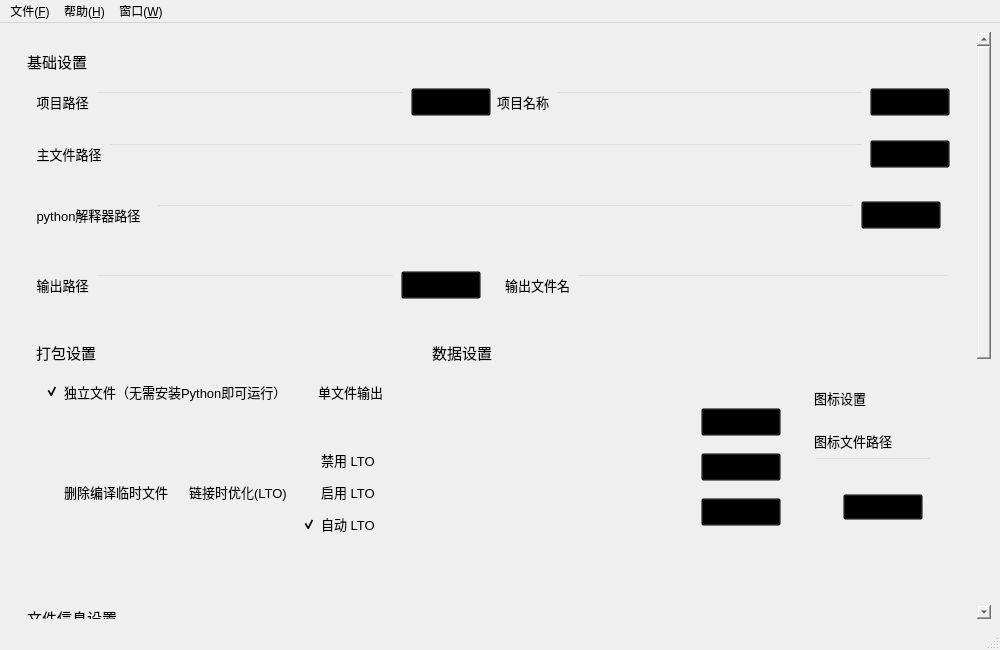
The window that forms/mainwindow.ui (Redrch/NuitkaStudio) describes before a commit, drawn with Qt 5.
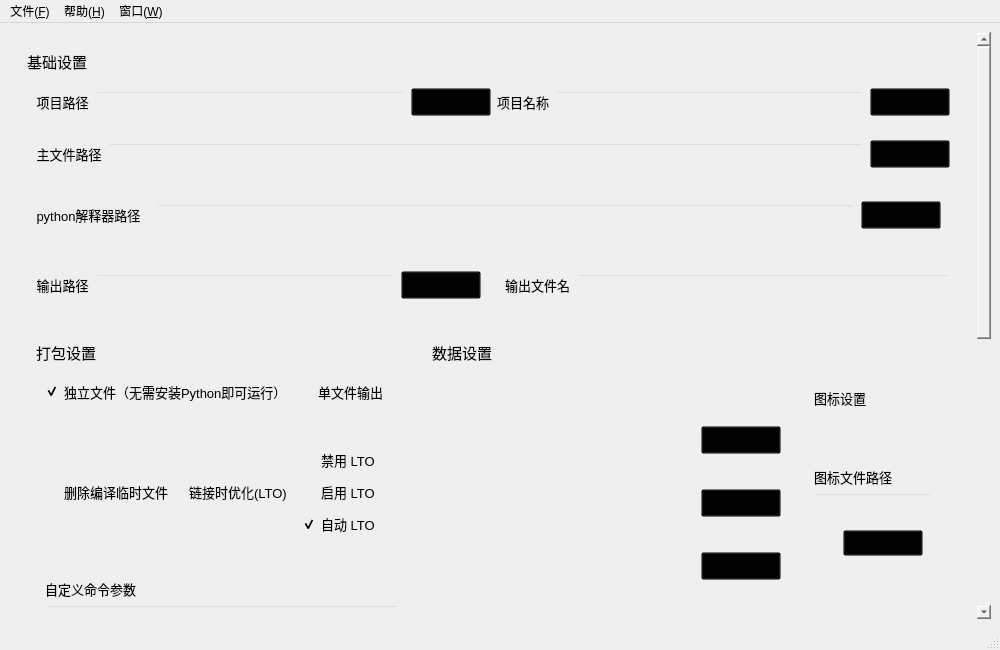
The same window after the commit. Icons and pictures are not drawn. Custom widgets are drawn as their Qt base class.

Commit message: 添加自定义指令的功能 修改了菜单栏信号的连接方式

Diff of the .ui file:
```diff
--- a/forms/mainwindow.ui
+++ b/forms/mainwindow.ui
@@ -62,7 +62,7 @@
              <x>0</x>
              <y>0</y>
              <width>969</width>
-             <height>936</height>
+             <height>998</height>
             </rect>
            </property>
            <property name="styleSheet">
@@ -467,6 +467,30 @@
                        </layout>
                       </widget>
                      </item>
+                     <item>
+                      <widget class="QWidget" name="customCommandWidget" native="true">
+                       <layout class="QVBoxLayout" name="verticalLayout_14">
+                        <item>
+                         <widget class="ElaText" name="customCommandLabel">
+                          <property name="font">
+                           <font>
+                            <pointsize>10</pointsize>
+                           </font>
+                          </property>
+                          <property name="toolTip">
+                           <string>需要使用空格来分割选项</string>
+                          </property>
+                          <property name="text">
+                           <string>自定义命令参数</string>
+                          </property>
+                         </widget>
+                        </item>
+                        <item>
+                         <widget class="ElaLineEdit" name="customCommandEdit"/>
+                        </item>
+                       </layout>
+                      </widget>
+                     </item>
                      <item>
                       <spacer name="verticalSpacer">
                        <property name="orientation">
```
Left out of the diff: 14 changed lines with no effect on the pictures. The commit also changes 4 other files.
